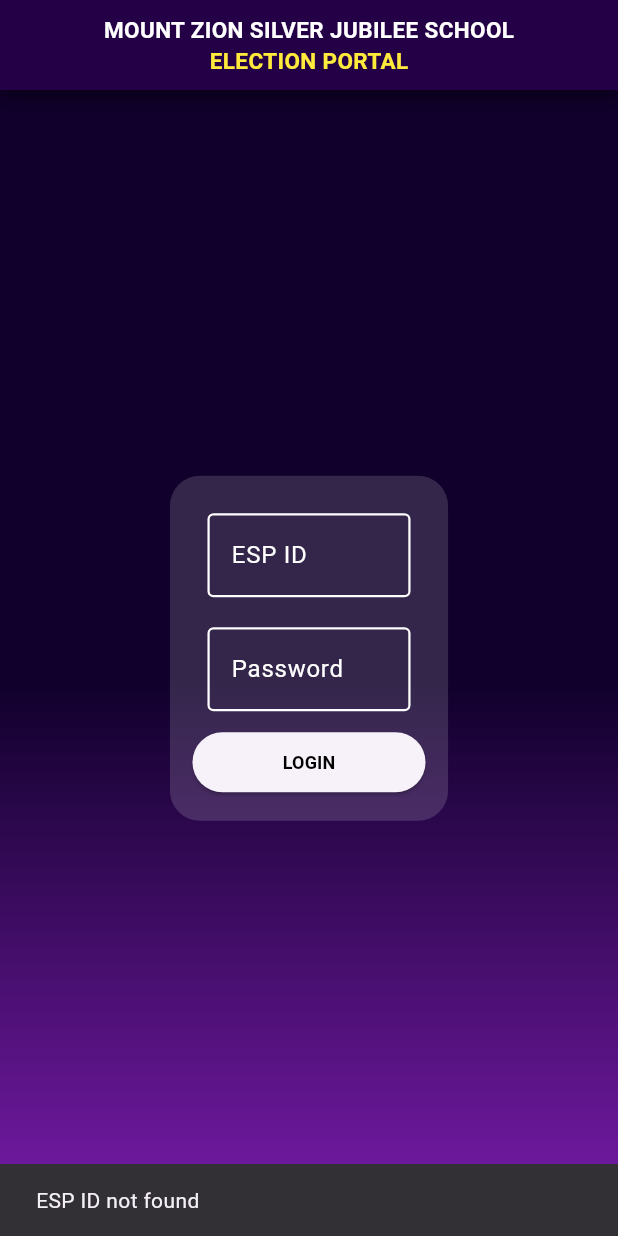
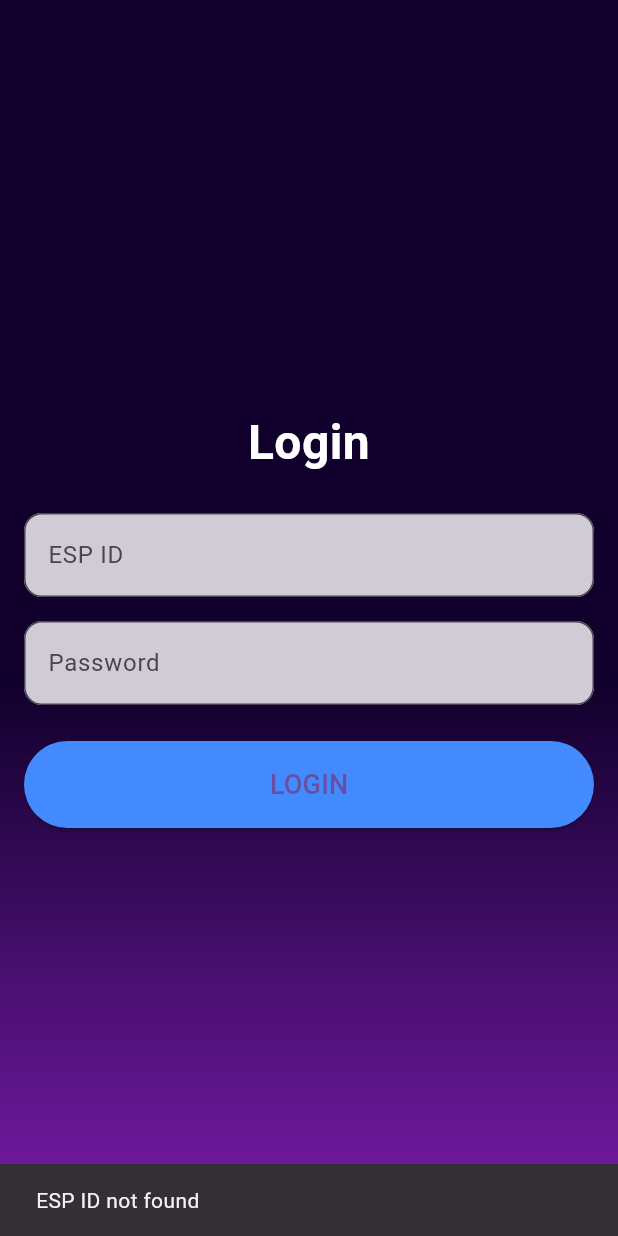
Before and after one commit to Rayan1117/smart_evm, a Flutter app: the screen it shows after launch, after a tap on "LOGIN", on a phone screen of 412 x 824 dp. Run offline on Flutter 3.47's test engine with Material 3 defaults, Android fonts, the phone set to English and light mode, and no system bars; our stand-ins replace firebase_core, firebase_database, hive_flutter, shared_preferences; accounts and stored records are empty.

Commit message:
finished fixed page state

```diff
--- a/lib/home_page/home_page.dart
+++ b/lib/home_page/home_page.dart
@@ -1,10 +1,11 @@
 import 'package:firebase_database/firebase_database.dart';
 import 'package:flutter/material.dart';
+import 'package:shared_preferences/shared_preferences.dart';
 
 class CandidateListPage extends StatefulWidget {
-  final String espId;
+  final String? espId;
 
-  CandidateListPage({required this.espId});
+  const CandidateListPage({Key? key, this.espId}) : super(key: key);
 
   @override
   _CandidateListPageState createState() => _CandidateListPageState();
@@ -13,42 +14,40 @@ class CandidateListPage extends StatefulWidget {
 class _CandidateListPageState extends State<CandidateListPage> {
   late DatabaseReference _databaseRef;
   List<String> candidateNames = [];
-  List<int> voteCounts = [];
+  List<String> voteCounts = [];
+  String? espId;
 
   @override
   void initState() {
     super.initState();
-
-    // Initialize Firebase database reference for the specific ESP ID
-    _databaseRef = FirebaseDatabase.instance.ref(widget.espId);
-
-    // Fetch candidate data from Firebase
-    _fetchCandidateData();
+    _loadEspId();
   }
 
-  // Function to fetch candidate names and vote counts from Firebase
-  void _fetchCandidateData() async {
-    // Get the data from the Firebase reference
+  Future<void> _loadEspId() async {
+    SharedPreferences prefs = await SharedPreferences.getInstance();
+    espId = widget.espId ?? prefs.getString('espId');
+
+    if (espId != null) {
+      _databaseRef = FirebaseDatabase.instance.ref().child(espId!);
+      _fetchCandidates();
+    } else {
+      ScaffoldMessenger.of(context).showSnackBar(
+        const SnackBar(content: Text('Error: ESP ID not found')),
+      );
+    }
+  }
+
+  Future<void> _fetchCandidates() async {
     DataSnapshot snapshot = await _databaseRef.get();
-
     if (snapshot.exists) {
-      // Extract data
       Map<dynamic, dynamic> data = snapshot.value as Map<dynamic, dynamic>;
-
-      // Split candidate names and vote counts into lists
-      if (data['candidate_names'] != null && data['vote_count'] != null) {
       setState(() {
-          candidateNames = (data['candidate_names'] as String).split(',');
-          voteCounts = (data['vote_count'] as String)
-              .split(',')
-              .map(int.parse) // Convert each string vote count to int
-              .toList();
+        candidateNames = data['candidate_names'].split(',');
+        voteCounts = data['vote_count'].split(',');
       });
-      }
     } else {
-      // Handle case when the snapshot does not exist
       ScaffoldMessenger.of(context).showSnackBar(
-        SnackBar(content: Text('No candidates found for this ESP ID')),
+        const SnackBar(content: Text('No candidates found for this ESP ID')),
       );
     }
   }
@@ -56,8 +55,12 @@ class _CandidateListPageState extends State<CandidateListPage> {
   @override
   Widget build(BuildContext context) {
     return Scaffold(
-      appBar: AppBar(title: Text('Candidate List')),
-      body: candidateNames.isNotEmpty
+      appBar: AppBar(
+        title: const Text('Candidates List'),
+      ),
+      body: espId == null
+          ? const Center(child: Text('Error: ESP ID not found.'))
+          : candidateNames.isNotEmpty
               ? ListView.builder(
                   itemCount: candidateNames.length,
                   itemBuilder: (context, index) {
@@ -67,7 +70,7 @@ class _CandidateListPageState extends State<CandidateListPage> {
                     );
                   },
                 )
-          : Center(child: CircularProgressIndicator()),
+              : const Center(child: CircularProgressIndicator()),
     );
   }
 }
--- a/lib/login_page/login_page.dart
+++ b/lib/login_page/login_page.dart
@@ -1,19 +1,19 @@
 import 'package:flutter/material.dart';
 import 'package:firebase_database/firebase_database.dart';
+import 'package:shared_preferences/shared_preferences.dart';
 import 'package:smart_evm/home_page/home_page.dart';
-import 'package:hive/hive.dart';
 
 class LoginPage extends StatefulWidget {
+  const LoginPage({super.key});
+
   @override
   _LoginPageState createState() => _LoginPageState();
 }
 
 class _LoginPageState extends State<LoginPage> {
-  // Controllers for ESP ID and password
   final TextEditingController _espIdController = TextEditingController();
   final TextEditingController _passwordController = TextEditingController();
 
-  // Firebase database reference
   final DatabaseReference _database = FirebaseDatabase.instance.ref();
 
   @override
@@ -22,13 +22,11 @@ class _LoginPageState extends State<LoginPage> {
     checkLoginStatus(); // Check login status on startup
   }
 
-  // Function to check login status
   Future<void> checkLoginStatus() async {
-    final Box box = Hive.box('myBox');
-    bool isLoggedIn = box.get('isLoggedIn', defaultValue: false);
+    SharedPreferences prefs = await SharedPreferences.getInstance();
+    bool isLoggedIn = prefs.getBool('isLoggedIn') ?? false;
     if (isLoggedIn) {
-      String espId = box.get('espId', defaultValue: '');
-      // Navigate to the CandidateListPage
+      String espId = prefs.getString('espId') ?? '';
       Navigator.pushReplacement(
         context,
         MaterialPageRoute(builder: (context) => CandidateListPage(espId: espId)),
@@ -36,30 +34,25 @@ class _LoginPageState extends State<LoginPage> {
     }
   }
 
-  // Function to handle login
   Future<void> _login() async {
     String espId = _espIdController.text.trim();
     String password = _passwordController.text.trim();
 
     try {
-      // Fetch user data from Firebase based on ESP ID
       DataSnapshot snapshot = await _database.child(espId).get();
 
       if (snapshot.exists) {
         Map<dynamic, dynamic> userData = snapshot.value as Map<dynamic, dynamic>;
 
-        // Validate the password
         if (userData['password'] == password) {
           ScaffoldMessenger.of(context).showSnackBar(
             SnackBar(content: Text('Login successful for $espId!')),
           );
 
-          // Store login state in Hive
-          final Box box = Hive.box('myBox');
-          await box.put('isLoggedIn', true);
-          await box.put('espId', espId); // Store ESP ID
+          SharedPreferences prefs = await SharedPreferences.getInstance();
+          await prefs.setBool('isLoggedIn', true);
+          await prefs.setString('espId', espId);
 
-          // Navigate to the CandidateListPage and pass the data
           Navigator.pushReplacement(
             context,
             MaterialPageRoute(
@@ -68,17 +61,17 @@ class _LoginPageState extends State<LoginPage> {
           );
         } else {
           ScaffoldMessenger.of(context).showSnackBar(
-            SnackBar(content: Text('Incorrect password')),
+            const SnackBar(content: Text('Incorrect password')),
           );
         }
       } else {
         ScaffoldMessenger.of(context).showSnackBar(
-          SnackBar(content: Text('ESP ID not found')),
+          const SnackBar(content: Text('ESP ID not found')),
         );
       }
     } catch (e) {
       ScaffoldMessenger.of(context).showSnackBar(
-        SnackBar(content: Text('Error fetching data from Firebase')),
+        const SnackBar(content: Text('Error fetching data from Firebase')),
       );
     }
   }
@@ -87,7 +80,7 @@ class _LoginPageState extends State<LoginPage> {
   Widget build(BuildContext context) {
     return Scaffold(
       body: Container(
-        decoration: BoxDecoration(
+        decoration: const BoxDecoration(
           gradient: LinearGradient(
             colors: [Color(0xff10002b), Color(0xff7A1CAC)],
             begin: Alignment.topCenter,
@@ -95,128 +88,63 @@ class _LoginPageState extends State<LoginPage> {
             stops: [0.55, 1],
           ),
         ),
-        child: Column(
-          children: [
-            Padding(
-              padding: const EdgeInsets.only(bottom: 10),
-              child: Container(
-                height: 60,
-                width: MediaQuery.of(context).size.width,
+        child: Center(
+          child: Padding(
+            padding: const EdgeInsets.all(16.0),
             child: Column(
               mainAxisAlignment: MainAxisAlignment.center,
+              crossAxisAlignment: CrossAxisAlignment.stretch,
               children: [
-                    Text(
-                      "MOUNT ZION SILVER JUBILEE SCHOOL",
+                const Text(
+                  "Login",
                   style: TextStyle(
+                    fontSize: 32,
                     color: Colors.white,
-                          fontSize: 15,
-                          fontWeight: FontWeight.bold),
+                    fontWeight: FontWeight.bold,
                   ),
-                    Text(
-                      "ELECTION PORTAL",
-                      style: TextStyle(
-                          color: Colors.yellow,
-                          fontSize: 15,
-                          fontWeight: FontWeight.bold),
+                  textAlign: TextAlign.center,
                 ),
-                  ],
+                const SizedBox(height: 24),
+                TextField(
+                  controller: _espIdController,
+                  decoration: InputDecoration(
+                    labelText: "ESP ID",
+                    filled: true,
+                    fillColor: Colors.white.withOpacity(0.8),
+                    border: OutlineInputBorder(
+                      borderRadius: BorderRadius.circular(12),
                     ),
-                decoration: BoxDecoration(
-                  color: Color(0xff240046),
-                  boxShadow: [
-                    BoxShadow(
-                      color: Colors.black.withOpacity(0.5),
-                      blurRadius: 10,
-                      offset: Offset(0, 4),
+                  ),
+                ),
+                const SizedBox(height: 16),
+                TextField(
+                  controller: _passwordController,
+                  obscureText: true,
+                  decoration: InputDecoration(
+                    labelText: "Password",
+                    filled: true,
+                    fillColor: Colors.white.withOpacity(0.8),
+                    border: OutlineInputBorder(
+                      borderRadius: BorderRadius.circular(12),
+                    ),
+                  ),
+                ),
+                const SizedBox(height: 24),
+                ElevatedButton(
+                  onPressed: _login,
+                  style: ElevatedButton.styleFrom(
+                    backgroundColor: Colors.blueAccent,
+                    padding: const EdgeInsets.symmetric(vertical: 16.0),
+                  ),
+                  child: const Text(
+                    "LOGIN",
+                    style: TextStyle(fontSize: 18),
+                  ),
                 ),
               ],
             ),
           ),
         ),
-            SizedBox(height: MediaQuery.of(context).size.height * 0.30),
-            // Simple container instead of Glassmorph
-            Container(
-              width: MediaQuery.of(context).size.width < 800
-                  ? MediaQuery.of(context).size.width * 0.45
-                  : MediaQuery.of(context).size.width * 0.25,
-              decoration: BoxDecoration(
-                color: Colors.white.withOpacity(0.15),
-                borderRadius: BorderRadius.circular(20.0),
-              ),
-              child: Padding(
-                padding: EdgeInsets.all(15),
-                child: Column(
-                  children: [
-                    Padding(
-                      padding: EdgeInsets.all(10),
-                      child: TextField(
-                        controller: _espIdController,
-                        style: TextStyle(color: Colors.white),
-                        decoration: InputDecoration(
-                          enabledBorder: OutlineInputBorder(
-                            borderSide: BorderSide(
-                                color: Colors.white, width: 1.5),
-                          ),
-                          border: OutlineInputBorder(),
-                          focusedBorder: OutlineInputBorder(
-                            borderSide: BorderSide(
-                                color: Colors.white, width: 1.5),
-                          ),
-                          labelText: 'ESP ID',
-                          hintText: 'Enter Your ESP ID',
-                          hintStyle: TextStyle(color: Colors.white),
-                          labelStyle: TextStyle(color: Colors.white),
-                        ),
-                      ),
-                    ),
-                    Padding(
-                      padding: EdgeInsets.all(10),
-                      child: TextField(
-                        controller: _passwordController,
-                        style: TextStyle(color: Colors.white),
-                        obscureText: true,
-                        decoration: InputDecoration(
-                          enabledBorder: OutlineInputBorder(
-                            borderSide: BorderSide(
-                                color: Colors.white, width: 1.5),
-                          ),
-                          border: OutlineInputBorder(),
-                          focusedBorder: OutlineInputBorder(
-                            borderSide: BorderSide(
-                                color: Colors.white, width: 1.5),
-                          ),
-                          labelText: 'Password',
-                          hintText: 'Enter Password',
-                          hintStyle: TextStyle(color: Colors.white),
-                          labelStyle: TextStyle(color: Colors.white),
-                        ),
-                      ),
-                    ),
-                    ElevatedButton(
-                      child: Padding(
-                        padding: const EdgeInsets.only(
-                            top: 10.0, bottom: 10.0, left: 5.0, right: 5.0),
-                        child: Row(
-                          mainAxisAlignment: MainAxisAlignment.center,
-                          children: [
-                            Text(
-                              "LOGIN",
-                              style: TextStyle(
-                                  fontWeight: FontWeight.bold,
-                                  fontSize: 12.0,
-                                  color: Colors.black),
-                            )
-                          ],
-                        ),
-                      ),
-                      onPressed: _login,
-                    ),
-                  ],
-                ),
-              ),
-            ),
-          ],
-        ),
       ),
     );
   }
--- a/lib/main.dart
+++ b/lib/main.dart
@@ -1,27 +1,37 @@
 import 'package:firebase_core/firebase_core.dart';
 import 'package:flutter/material.dart';
-import 'package:smart_evm/hive_setup.dart';
+import 'package:shared_preferences/shared_preferences.dart';
 import 'package:smart_evm/firebase_options.dart';
+import 'package:smart_evm/home_page/home_page.dart';
 import 'package:smart_evm/login_page/login_page.dart';
 
 void main() async {
   WidgetsFlutterBinding.ensureInitialized();
   await Firebase.initializeApp(options: DefaultFirebaseOptions.currentPlatform);
-  await HiveSetup.initHive(); // Initialize Hive
-  runApp(const MyApp());
+
+  SharedPreferences prefs = await SharedPreferences.getInstance();
+  bool isLoggedIn = prefs.getBool('isLoggedIn') ?? false;
+  String? espId = prefs.getString('espId');
+
+  runApp(MyApp(isLoggedIn: isLoggedIn, espId: espId));
 }
 
 class MyApp extends StatelessWidget {
-  const MyApp({super.key});
+  final bool isLoggedIn;
+  final String? espId;
+
+  const MyApp({Key? key, required this.isLoggedIn, this.espId}) : super(key: key);
 
   @override
   Widget build(BuildContext context) {
     return MaterialApp(
-      title: 'Login Page',
+      title: 'Smart EVM',
       theme: ThemeData(
         primarySwatch: Colors.blue,
       ),
-      home: LoginPage(),
+      home: isLoggedIn
+          ? CandidateListPage(espId: espId) // If logged in, navigate to CandidateListPage
+          : const LoginPage(), // If not logged in, navigate to LoginPage
       debugShowCheckedModeBanner: false,
     );
   }
```
Lines whose indentation alone changed are shown as unchanged.
